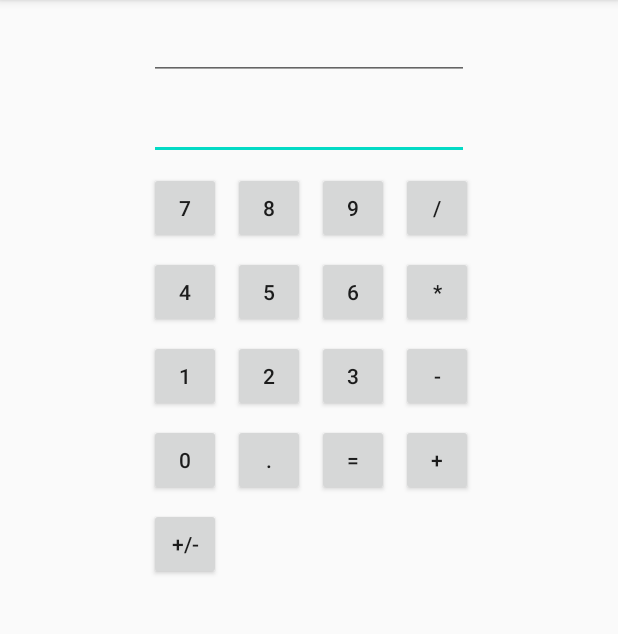
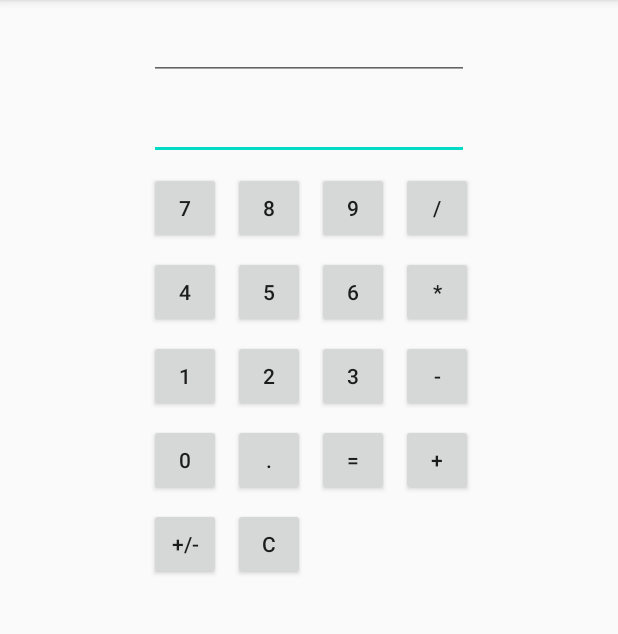
Before and after one commit to Artiom171/CalculatorAndroid, an Android app: the screen it shows after launch (MainActivity), on a phone screen of 412 x 824 dp, the part 84-718 px from its top. Run offline under Robolectric (Android 15) with nearby library versions, the phone set to English and light mode, and no system bars.

Commit message:
Still a bug with operations, added 'C' button

```diff
--- a/app/src/main/java/com/martiom/newcalculator/MainActivity.java
+++ b/app/src/main/java/com/martiom/newcalculator/MainActivity.java
@@ -45,6 +45,7 @@ public class MainActivity extends AppCompatActivity {
         Button button9 = (Button) findViewById(R.id.button9);
         Button buttonDot = (Button) findViewById(R.id.buttonDot);
         Button buttonSign = (Button) findViewById(R.id.buttonSign);
+        Button buttonC = (Button) findViewById(R.id.buttonC);
 
 
         Button buttonDivide = (Button) findViewById(R.id.buttonDivide);
@@ -74,7 +75,7 @@ public class MainActivity extends AppCompatActivity {
         button9.setOnClickListener(listener);
         buttonDot.setOnClickListener(listener);
 
-        View.OnClickListener operationListener = new View.OnClickListener() {
+        final View.OnClickListener operationListener = new View.OnClickListener() {
             @Override
             public void onClick(View v) {
                 Button b = (Button) v;
@@ -114,6 +115,16 @@ public class MainActivity extends AppCompatActivity {
                         newNumber.setText("");
                     }
                 }
+            }
+        });
+
+        buttonC.setOnClickListener(new View.OnClickListener() {
+            @Override
+            public void onClick(View v) {
+                newNumber.setText("");
+                result.setText("");
+                displayOperation.setText("");
+                message.setText("");
             }
         });
     }
--- a/app/src/main/res/layout-land/activity_main.xml
+++ b/app/src/main/res/layout-land/activity_main.xml
@@ -212,4 +212,14 @@
         android:orientation="vertical"
         app:layout_constraintGuide_percent="0.500684" />
 
+    <Button
+        android:id="@+id/buttonSign"
+        android:layout_width="wrap_content"
+        android:layout_height="wrap_content"
+        android:layout_marginStart="8dp"
+        android:minWidth="48dp"
+        android:text="+/-"
+        app:layout_constraintBaseline_toBaselineOf="@id/buttonDivide"
+        app:layout_constraintStart_toEndOf="@+id/buttonDivide" />
+
 </androidx.constraintlayout.widget.ConstraintLayout>
--- a/app/src/main/res/layout/activity_main.xml
+++ b/app/src/main/res/layout/activity_main.xml
@@ -232,4 +232,16 @@
         app:layout_constraintEnd_toStartOf="@+id/buttonDot"
         app:layout_constraintTop_toBottomOf="@+id/button0" />
 
+    <Button
+        android:id="@+id/buttonC"
+        android:layout_width="wrap_content"
+        android:layout_height="wrap_content"
+        android:layout_marginStart="8dp"
+        android:layout_marginTop="8dp"
+        android:minWidth="48dp"
+        android:text="C"
+        app:layout_constraintBaseline_toBaselineOf="@id/buttonSign"
+        app:layout_constraintStart_toEndOf="@+id/buttonSign"
+        app:layout_constraintTop_toBottomOf="@+id/buttonDot" />
+
 </androidx.constraintlayout.widget.ConstraintLayout>
```
